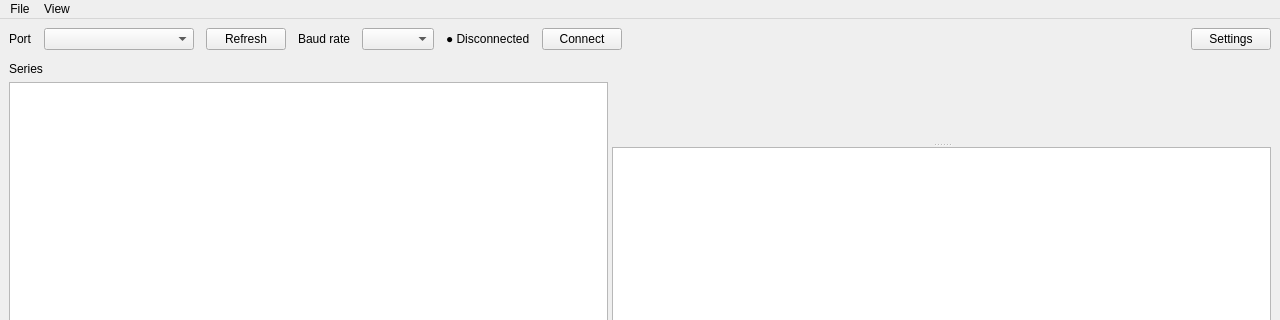
The window that form.ui (krupis/PlotTTY) describes before a commit, drawn with Qt 5; both pictures show x 0 to 1280 and y 0 to 320 of the 1280 by 800 pixel window.
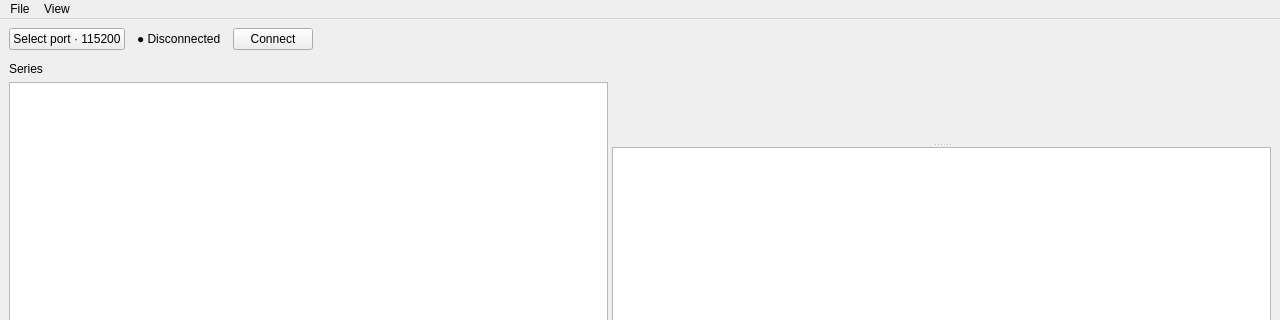
The same window after the commit. Custom widgets are drawn as their Qt base class.

Commit message: Improve serial connection button

The edit to the form file:
```diff
--- a/form.ui
+++ b/form.ui
@@ -18,39 +18,15 @@
         <item>
           <layout class="QHBoxLayout" name="ConnectionLayout">
             <item>
-              <widget class="QLabel" name="PortLabel">
+              <widget class="QPushButton" name="ConnectionSettingsButton">
                 <property name="text">
-                  <string>Port</string>
+                  <string>Select port · 115200</string>
                 </property>
-              </widget>
-            </item>
-            <item>
-              <widget class="QComboBox" name="PortCombo">
-                <property name="minimumSize">
-                  <size>
-                    <width>150</width>
-                    <height>0</height>
-                  </size>
+                <property name="toolTip">
+                  <string>Connection settings</string>
                 </property>
               </widget>
             </item>
-            <item>
-              <widget class="QPushButton" name="RefreshPortsButton">
-                <property name="text">
-                  <string>Refresh</string>
-                </property>
-              </widget>
-            </item>
-            <item>
-              <widget class="QLabel" name="BaudLabel">
-                <property name="text">
-                  <string>Baud rate</string>
-                </property>
-              </widget>
-            </item>
-            <item>
-              <widget class="QComboBox" name="BaudCombo" />
-            </item>
             <item>
               <widget class="QLabel" name="PortStatusLabel">
                 <property name="text">
@@ -78,13 +54,6 @@
                 </property>
               </spacer>
             </item>
-            <item>
-              <widget class="QPushButton" name="SettingsButton">
-                <property name="text">
-                  <string>Settings</string>
-                </property>
-              </widget>
-            </item>
           </layout>
         </item>
         <item>
```
The commit also changes 11 other files.
